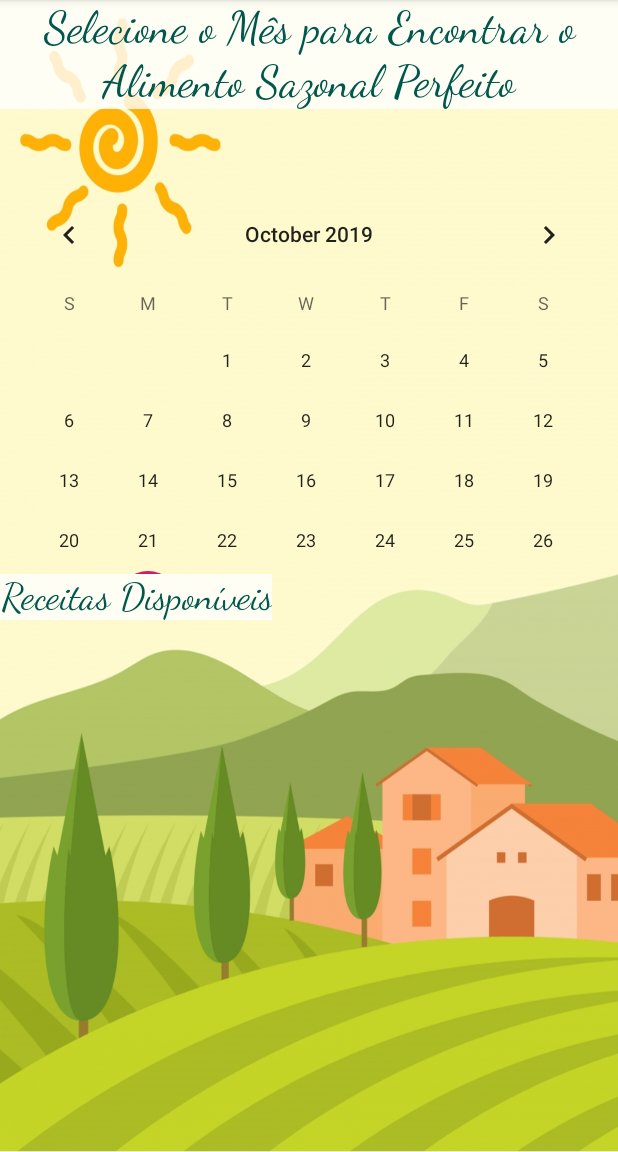
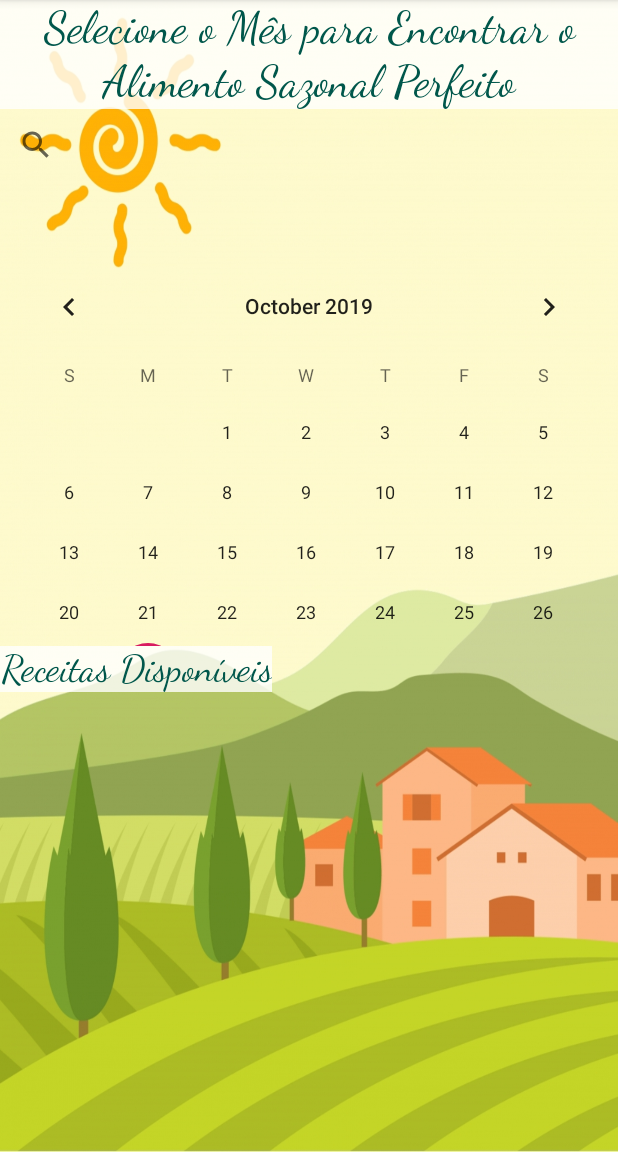
Before and after one commit to MichaelToniolo/Season4Foods, an Android app: the screen it shows after launch (MainActivity), on a phone screen of 412 x 824 dp, the part 84-1236 px from its top. Run offline under Robolectric (Android 15) with nearby library versions, the phone set to English and light mode, and no system bars.

Commit message:
TELA 2 TERMINADA

```diff
--- a/Season4Foods/app/src/main/java/com/example/season4foods/ActivityPreparo.java
+++ b/Season4Foods/app/src/main/java/com/example/season4foods/ActivityPreparo.java
@@ -43,6 +43,8 @@ public class ActivityPreparo extends AppCompatActivity {
         }
 
 
+
+
          Preparo.setMovementMethod(new ScrollingMovementMethod());
         Ingredientes.setMovementMethod(new ScrollingMovementMethod());
 
--- a/Season4Foods/app/src/main/java/com/example/season4foods/MainActivity.java
+++ b/Season4Foods/app/src/main/java/com/example/season4foods/MainActivity.java
@@ -16,6 +16,7 @@ import android.view.ViewGroup;
 import android.widget.CalendarView;
 import android.widget.LinearLayout;
 import android.widget.ListView;
+import android.widget.SearchView;
 import android.widget.TextView;
 import android.app.ListActivity;
 import android.view.View;
@@ -38,7 +39,7 @@ public class MainActivity extends AppCompatActivity {
     ListView listView;
     String Omes;
     LinearLayout LinearLayout;
-
+    SearchView Pesquisa;
 
 
     @Override
@@ -51,6 +52,10 @@ public class MainActivity extends AppCompatActivity {
         TxtMain = (TextView) findViewById(R.id.TxtMain);
         listView = (ListView) findViewById(R.id.lista_alimentos);
         LinearLayout = (LinearLayout) findViewById(R.id.menu_principal);
+        Pesquisa = (SearchView) findViewById(R.id.Pesquisa);
+
+
+
 
             //DEFINE VALOR LIST VIEW
             CalendarioView = (CalendarView)findViewById(R.id.CalendarioView);
--- a/Season4Foods/app/src/main/res/layout/activity_main.xml
+++ b/Season4Foods/app/src/main/res/layout/activity_main.xml
@@ -25,6 +25,12 @@
         android:textFontWeight="@android:integer/config_mediumAnimTime"
 
      />
+    <SearchView
+    android:id="@+id/Pesquisa"
+    android:layout_width="match_parent"
+    android:layout_height="wrap_content">
+
+</SearchView>
 
     //LinearLayout Calendário
     <LinearLayout
@@ -59,6 +65,7 @@
         tools:visibility="visible" />
 
 
+
     <ListView
         xmlns:android="http://schemas.android.com/apk/res/android"
         android:layout_width="match_parent"
```
Also changed, not shown: Season4Foods/app/src/main/java/com/example/season4foods/ActivityReceitas.java (+55 -10 lines), 1 other file.
